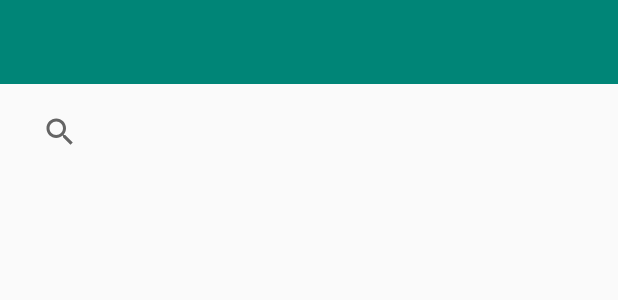
After one commit to JeisonSilva/doadoresamigos, an Android app: the layout activity_pesquisa_doador.xml on its own in the app's theme, with its tools: preview values and no code run, on a phone screen of 412 x 824 dp. The commit adds this screen. Shown: the top 300 px of the screen. Run offline under Robolectric (Android 15) with nearby library versions, the phone set to English and light mode, and no system bars.

Commit message:
criado tela de pesquisa doador

```diff
--- a/app/src/main/AndroidManifest.xml
+++ b/app/src/main/AndroidManifest.xml
@@ -12,6 +12,7 @@
         android:roundIcon="@mipmap/ic_launcher_round"
         android:supportsRtl="true"
         android:theme="@style/AppTheme">
+        <activity android:name=".PesquisaDoadorActivity"></activity>
         <activity android:name=".LoginActivity">
             <intent-filter>
                 <action android:name="android.intent.action.MAIN" />
--- a/app/src/main/java/com/jsonapp/doadoresamigos/autenticacao/ContaRepositorioImpl.java
+++ b/app/src/main/java/com/jsonapp/doadoresamigos/autenticacao/ContaRepositorioImpl.java
@@ -55,8 +55,8 @@ public class ContaRepositorioImpl extends SQLiteOpenHelper implements ContaRepos
             conta.setUsuario(usuario);
             conta.setSenha(senha);
         }
-
         c.close();
+        sqLiteDatabase.close();
         return conta;
     }
 
@@ -72,6 +72,7 @@ public class ContaRepositorioImpl extends SQLiteOpenHelper implements ContaRepos
                         CAMPO_USUARIO + " TEXT NOT NULL, " +
                         CAMPO_SENHA + " TEXT NOT NULL" +
                         ")");
+        sqLiteDatabase.close();
     }
 
     @Override
--- /dev/null
+++ b/app/src/main/res/layout/activity_pesquisa_doador.xml
@@ -0,0 +1,22 @@
+<?xml version="1.0" encoding="utf-8"?>
+<androidx.constraintlayout.widget.ConstraintLayout xmlns:android="http://schemas.android.com/apk/res/android"
+    xmlns:app="http://schemas.android.com/apk/res-auto"
+    xmlns:tools="http://schemas.android.com/tools"
+    android:layout_width="match_parent"
+    android:layout_height="match_parent"
+    tools:context=".PesquisaDoadorActivity">
+
+    <include layout="@layout/toolbar" android:id="@+id/toolbarIncluide"/>
+
+    <androidx.appcompat.widget.SearchView
+        android:id="@+id/search"
+        android:layout_width="match_parent"
+        android:layout_height="wrap_content"
+        android:layout_marginStart="16dp"
+        android:layout_marginTop="8dp"
+        android:layout_marginEnd="16dp"
+        app:layout_constraintEnd_toEndOf="parent"
+        app:layout_constraintStart_toStartOf="parent"
+        app:layout_constraintTop_toBottomOf="@+id/toolbarIncluide"
+        android:clickable="true"></androidx.appcompat.widget.SearchView>
+</androidx.constraintlayout.widget.ConstraintLayout>
--- /dev/null
+++ b/app/src/main/res/layout/toolbar.xml
@@ -0,0 +1,11 @@
+<?xml version="1.0" encoding="utf-8"?>
+<LinearLayout xmlns:android="http://schemas.android.com/apk/res/android"
+    android:orientation="vertical" android:layout_width="match_parent"
+    android:layout_height="wrap_content">
+
+    <androidx.appcompat.widget.Toolbar
+        android:id="@+id/toolbar"
+        android:layout_width="match_parent"
+        android:layout_height="?attr/actionBarSize"
+        android:background="@color/colorPrimary"></androidx.appcompat.widget.Toolbar>
+</LinearLayout>
--- a/app/src/main/res/values/styles.xml
+++ b/app/src/main/res/values/styles.xml
@@ -1,7 +1,7 @@
 <resources>
 
     <!-- Base application theme. -->
-    <style name="AppTheme" parent="Theme.AppCompat.Light.DarkActionBar">
+    <style name="AppTheme" parent="Theme.AppCompat.Light.NoActionBar">
         <!-- Customize your theme here. -->
         <item name="colorPrimary">@color/colorPrimary</item>
         <item name="colorPrimaryDark">@color/colorPrimaryDark</item>
```
Also changed, not shown: app/src/main/java/com/jsonapp/doadoresamigos/LoginActivity.java (+8 -1 lines), app/src/main/java/com/jsonapp/doadoresamigos/PesquisaDoadorActivity.java (added, +45 -0 lines).
